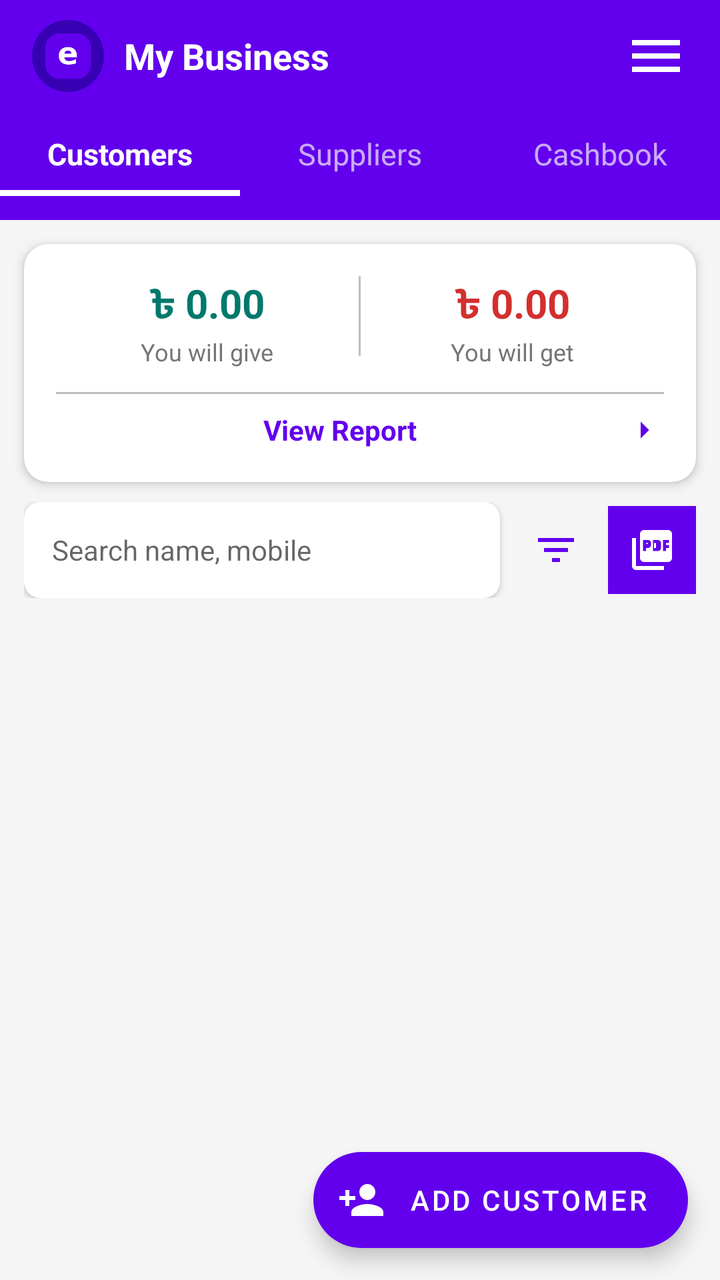
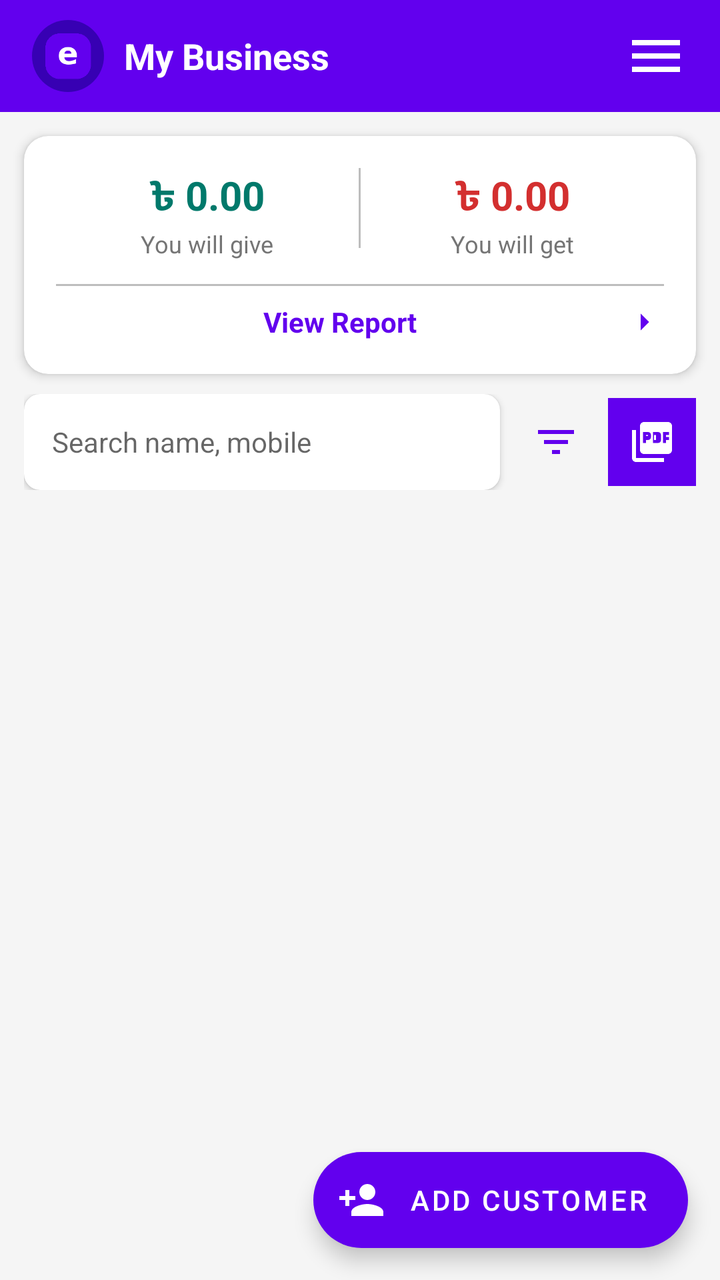

The first picture is an Android layout as it rendered before a commit; the second is the same layout after the commit. The layout source and the unified diff follow.
<!-- AndroidManifest.xml: application theme Theme.MyEKhata -->
<!-- res/layout/fragment_customers.xml -->
<?xml version="1.0" encoding="utf-8"?>
<androidx.coordinatorlayout.widget.CoordinatorLayout
    xmlns:android="http://schemas.android.com/apk/res/android"
    xmlns:app="http://schemas.android.com/apk/res-auto"
    android:layout_width="match_parent"
    android:layout_height="match_parent"
    android:background="@color/background">

    
    <com.google.android.material.appbar.AppBarLayout
        android:id="@+id/appbar"
        android:layout_width="match_parent"
        android:layout_height="wrap_content"
        android:background="@color/primary"
        app:elevation="0dp">

        <LinearLayout
            android:layout_width="match_parent"
            android:layout_height="wrap_content"
            android:orientation="vertical"
            android:paddingBottom="12dp">

            
            <LinearLayout
                android:layout_width="match_parent"
                android:layout_height="56dp"
                android:orientation="horizontal"
                android:gravity="center_vertical"
                android:paddingStart="16dp"
                android:paddingEnd="16dp">

                <ImageView
                    android:layout_width="36dp"
                    android:layout_height="36dp"
                    android:src="@mipmap/ic_launcher"
                    android:background="@drawable/circle_bg_dark"
                    android:padding="4dp" />

                <TextView
                    android:id="@+id/tv_business_name"
                    android:layout_width="0dp"
                    android:layout_height="wrap_content"
                    android:layout_weight="1"
                    android:text="My Business"
                    android:textColor="@color/white"
                    android:textSize="18sp"
                    android:textStyle="bold"
                    android:paddingStart="10dp" />

                <ImageView
                    android:layout_width="32dp"
                    android:layout_height="32dp"
                    android:src="@drawable/ic_menu"
                    android:tint="@color/white" />
            </LinearLayout>

            
            <LinearLayout
                android:layout_width="match_parent"
                android:layout_height="42dp"
                android:orientation="horizontal">

                <TextView
                    android:layout_width="0dp"
                    android:layout_height="match_parent"
                    android:layout_weight="1"
                    android:text="@string/customers"
                    android:textColor="@color/white"
                    android:textSize="15sp"
                    android:textStyle="bold"
                    android:gravity="center"
                    android:background="@drawable/tab_selected_indicator" />

                <TextView
                    android:layout_width="0dp"
                    android:layout_height="match_parent"
                    android:layout_weight="1"
                    android:text="@string/suppliers"
                    android:textColor="#AAFFFFFF"
                    android:textSize="15sp"
                    android:gravity="center" />

                <TextView
                    android:layout_width="0dp"
                    android:layout_height="match_parent"
                    android:layout_weight="1"
                    android:text="@string/cashbook"
                    android:textColor="#AAFFFFFF"
                    android:textSize="15sp"
                    android:gravity="center" />
            </LinearLayout>

        </LinearLayout>
    </com.google.android.material.appbar.AppBarLayout>

    
    <androidx.core.widget.NestedScrollView
        android:layout_width="match_parent"
        android:layout_height="match_parent"
        app:layout_behavior="@string/appbar_scrolling_view_behavior">

        <LinearLayout
            android:layout_width="match_parent"
            android:layout_height="wrap_content"
            android:orientation="vertical">

            
            <androidx.cardview.widget.CardView
                android:layout_width="match_parent"
                android:layout_height="wrap_content"
                android:layout_marginStart="12dp"
                android:layout_marginEnd="12dp"
                android:layout_marginTop="12dp"
                app:cardCornerRadius="12dp"
                app:cardElevation="3dp">

                <LinearLayout
                    android:layout_width="match_parent"
                    android:layout_height="wrap_content"
                    android:orientation="vertical"
                    android:padding="16dp">

                    <LinearLayout
                        android:layout_width="match_parent"
                        android:layout_height="wrap_content"
                        android:orientation="horizontal">

                        <LinearLayout
                            android:layout_width="0dp"
                            android:layout_height="wrap_content"
                            android:layout_weight="1"
                            android:orientation="vertical"
                            android:gravity="center">

                            <TextView
                                android:id="@+id/tv_will_give"
                                android:layout_width="wrap_content"
                                android:layout_height="wrap_content"
                                android:text="৳ 0.00"
                                android:textColor="@color/green_settled"
                                android:textSize="20sp"
                                android:textStyle="bold" />

                            <TextView
                                android:layout_width="wrap_content"
                                android:layout_height="wrap_content"
                                android:text="You will give"
                                android:textColor="@color/text_secondary"
                                android:textSize="12sp" />
                        </LinearLayout>

                        <View
                            android:layout_width="1dp"
                            android:layout_height="40dp"
                            android:background="@color/divider" />

                        <LinearLayout
                            android:layout_width="0dp"
                            android:layout_height="wrap_content"
                            android:layout_weight="1"
                            android:orientation="vertical"
                            android:gravity="center">

                            <TextView
                                android:id="@+id/tv_will_get"
                                android:layout_width="wrap_content"
                                android:layout_height="wrap_content"
                                android:text="৳ 0.00"
                                android:textColor="@color/red_due"
                                android:textSize="20sp"
                                android:textStyle="bold" />

                            <TextView
                                android:layout_width="wrap_content"
                                android:layout_height="wrap_content"
                                android:text="You will get"
                                android:textColor="@color/text_secondary"
                                android:textSize="12sp" />
                        </LinearLayout>
                    </LinearLayout>

                    <View
                        android:layout_width="match_parent"
                        android:layout_height="1dp"
                        android:background="@color/divider"
                        android:layout_marginTop="12dp"
                        android:layout_marginBottom="8dp" />

                    <LinearLayout
                        android:layout_width="match_parent"
                        android:layout_height="wrap_content"
                        android:orientation="horizontal"
                        android:gravity="center_vertical">

                        <TextView
                            android:id="@+id/tv_view_report"
                            android:layout_width="0dp"
                            android:layout_height="wrap_content"
                            android:layout_weight="1"
                            android:text="View Report"
                            android:textColor="@color/primary"
                            android:textSize="14sp"
                            android:textStyle="bold"
                            android:gravity="center" />

                        <ImageView
                            android:layout_width="20dp"
                            android:layout_height="20dp"
                            android:src="@drawable/ic_arrow_right"
                            app:tint="@color/primary" />
                    </LinearLayout>
                </LinearLayout>
            </androidx.cardview.widget.CardView>

            
            <LinearLayout
                android:layout_width="match_parent"
                android:layout_height="wrap_content"
                android:orientation="horizontal"
                android:layout_marginStart="12dp"
                android:layout_marginEnd="12dp"
                android:layout_marginTop="10dp"
                android:gravity="center_vertical">

                <androidx.cardview.widget.CardView
                    android:layout_width="0dp"
                    android:layout_height="48dp"
                    android:layout_weight="1"
                    app:cardCornerRadius="8dp"
                    app:cardElevation="2dp">

                    <EditText
                        android:id="@+id/et_search"
                        android:layout_width="match_parent"
                        android:layout_height="match_parent"
                        android:hint="@string/search_hint"
                        android:background="@null"
                        android:paddingStart="14dp"
                        android:paddingEnd="14dp"
                        android:textSize="14sp"
                        android:inputType="text"
                        android:imeOptions="actionSearch"
                        android:singleLine="true" />
                </androidx.cardview.widget.CardView>

                <ImageView
                    android:layout_width="44dp"
                    android:layout_height="44dp"
                    android:src="@drawable/ic_filter"
                    android:padding="10dp"
                    android:layout_marginStart="6dp"
                    app:tint="@color/primary" />

                <ImageView
                    android:layout_width="44dp"
                    android:layout_height="44dp"
                    android:src="@drawable/ic_pdf"
                    android:padding="10dp"
                    android:background="@color/primary"
                    android:layout_marginStart="4dp"
                    app:tint="@color/white" />
            </LinearLayout>

            
            <TextView
                android:id="@+id/tv_empty"
                android:layout_width="match_parent"
                android:layout_height="wrap_content"
                android:text="@string/no_entries"
                android:gravity="center"
                android:textColor="@color/text_secondary"
                android:textSize="14sp"
                android:padding="40dp"
                android:visibility="gone" />

            <androidx.recyclerview.widget.RecyclerView
                android:id="@+id/recycler_view"
                android:layout_width="match_parent"
                android:layout_height="wrap_content"
                android:padding="12dp"
                android:clipToPadding="false"
                android:nestedScrollingEnabled="false" />

        </LinearLayout>
    </androidx.core.widget.NestedScrollView>

    
    <com.google.android.material.floatingactionbutton.ExtendedFloatingActionButton
        android:id="@+id/fab_add_customer"
        android:layout_width="wrap_content"
        android:layout_height="wrap_content"
        android:layout_gravity="bottom|end"
        android:layout_margin="16dp"
        android:text="Add Customer"
        app:icon="@drawable/ic_add_person"
        android:textColor="@color/white"
        app:iconTint="@color/white"
        app:backgroundTint="@color/primary" />

</androidx.coordinatorlayout.widget.CoordinatorLayout>
<!-- resources referenced by this layout -->
<resources>
  <color name="background">#F5F5F5</color>
  <color name="divider">#BDBDBD</color>
  <color name="green_settled">#00796B</color>
  <color name="primary">#6200EE</color>
  <color name="red_due">#D32F2F</color>
  <color name="text_secondary">#757575</color>
  <color name="white">#FFFFFF</color>
  <!-- drawable circle_bg_dark (drawable) -->
  <?xml version="1.0" encoding="utf-8"?>
  <shape xmlns:android="http://schemas.android.com/apk/res/android"
      android:shape="oval">
      <solid android:color="#3700B3" />
  </shape>
  <!-- drawable ic_add_person (drawable) -->
  <vector xmlns:android="http://schemas.android.com/apk/res/android" android:width="24dp" android:height="24dp" android:viewportWidth="24" android:viewportHeight="24">
      <path android:fillColor="#FF000000" android:pathData="M15,12c2.21,0 4,-1.79 4,-4s-1.79,-4 -4,-4c-2.21,0 -4,1.79 -4,4s1.79,4 4,4zM6,10L6,7L4,7v3L1,10v2h3v3h2v-3h3v-2L6,10zM15,14c-2.67,0 -8,1.34 -8,4v2h16v-2c0,-2.66 -5.33,-4 -8,-4z"/>
  </vector>
  <!-- drawable ic_arrow_right (drawable) -->
  <vector xmlns:android="http://schemas.android.com/apk/res/android" android:width="24dp" android:height="24dp" android:viewportWidth="24" android:viewportHeight="24">
      <path android:fillColor="#FF000000" android:pathData="M10,17l5,-5 -5,-5v10z"/>
  </vector>
  <!-- drawable ic_filter (drawable) -->
  <vector xmlns:android="http://schemas.android.com/apk/res/android" android:width="24dp" android:height="24dp" android:viewportWidth="24" android:viewportHeight="24">
      <path android:fillColor="#FF000000" android:pathData="M10,18h4v-2h-4v2zM3,6v2h18V6H3zM6,13h12v-2H6v2z"/>
  </vector>
  <!-- drawable ic_menu (drawable) -->
  <vector xmlns:android="http://schemas.android.com/apk/res/android" android:width="24dp" android:height="24dp" android:viewportWidth="24" android:viewportHeight="24">
      <path android:fillColor="#FF000000" android:pathData="M3,18h18v-2H3v2zm0,-5h18v-2H3v2zm0,-7v2h18V6H3z"/>
  </vector>
  <!-- drawable ic_pdf (drawable) -->
  <vector xmlns:android="http://schemas.android.com/apk/res/android" android:width="24dp" android:height="24dp" android:viewportWidth="24" android:viewportHeight="24">
      <path android:fillColor="#FF000000" android:pathData="M20,2H8C6.9,2 6,2.9 6,4v12c0,1.1 0.9,2 2,2h12c1.1,0 2,-0.9 2,-2V4C22,2.9 21.1,2 20,2zM11.5,9.5c0,0.83 -0.67,1.5 -1.5,1.5H9v1.5H7.5V7H10c0.83,0 1.5,0.67 1.5,1.5V9.5zM16.5,11c0,0.83 -0.67,1.5 -1.5,1.5h-2.5V7H15c0.83,0 1.5,0.67 1.5,1.5V11zM20.5,8.5H19V9.5h1.5V11H19v1.5h-1.5V7h3V8.5zM9,9h1V8.5H9V9zM4,6H2v14c0,1.1 0.9,2 2,2h14v-2H4V6zM13,11h1V8.5h-1V11z"/>
  </vector>
  <!-- drawable tab_selected_indicator (drawable) -->
  <?xml version="1.0" encoding="utf-8"?>
  <layer-list xmlns:android="http://schemas.android.com/apk/res/android">
      <item android:gravity="bottom">
          <shape android:shape="rectangle">
              <solid android:color="@color/white" />
              <size android:height="3dp" />
          </shape>
      </item>
  </layer-list>
  <!-- mipmap ic_launcher: png bitmap (mipmap-hdpi, 1051 bytes) -->
  <string name="cashbook">Cashbook</string>
  <string name="customers">Customers</string>
  <string name="no_entries">No entries yet.\nTap + to add one.</string>
  <string name="search_hint">Search name, mobile</string>
  <string name="suppliers">Suppliers</string>
  <style name="Theme.MyEKhata" parent="Theme.MaterialComponents.DayNight.NoActionBar">
          <item name="colorPrimary">@color/primary</item>
          <item name="colorPrimaryVariant">@color/primary_dark</item>
          <item name="colorOnPrimary">@color/white</item>
          <item name="colorSecondary">@color/accent</item>
          <item name="colorSurface">@color/surface</item>
          <item name="android:colorBackground">@color/background</item>
          <item name="android:statusBarColor">@color/primary_dark</item>
      </style>
  <color name="primary_dark">#3700B3</color>
  <color name="accent">#03DAC5</color>
  <color name="surface">#FFFFFF</color>
</resources>

<!-- the commit's change to res/layout/fragment_customers.xml (unified diff, before → after) -->
@@ -6,7 +6,6 @@
     android:layout_height="match_parent"
     android:background="@color/background">
 
-    
     <com.google.android.material.appbar.AppBarLayout
         android:id="@+id/appbar"
         android:layout_width="match_parent"
@@ -14,86 +13,42 @@
         android:background="@color/primary"
         app:elevation="0dp">
 
+        
         <LinearLayout
             android:layout_width="match_parent"
-            android:layout_height="wrap_content"
-            android:orientation="vertical"
-            android:paddingBottom="12dp">
+            android:layout_height="56dp"
+            android:orientation="horizontal"
+            android:gravity="center_vertical"
+            android:paddingStart="16dp"
+            android:paddingEnd="16dp">
 
-            
-            <LinearLayout
-                android:layout_width="match_parent"
-                android:layout_height="56dp"
-                android:orientation="horizontal"
-                android:gravity="center_vertical"
-                android:paddingStart="16dp"
-                android:paddingEnd="16dp">
+            <ImageView
+                android:layout_width="36dp"
+                android:layout_height="36dp"
+                android:src="@mipmap/ic_launcher"
+                android:background="@drawable/circle_bg_dark"
+                android:padding="4dp" />
 
-                <ImageView
-                    android:layout_width="36dp"
-                    android:layout_height="36dp"
-                    android:src="@mipmap/ic_launcher"
-                    android:background="@drawable/circle_bg_dark"
-                    android:padding="4dp" />
+            <TextView
+                android:id="@+id/tv_business_name"
+                android:layout_width="0dp"
+                android:layout_height="wrap_content"
+                android:layout_weight="1"
+                android:text="My Business"
+                android:textColor="@color/white"
+                android:textSize="18sp"
+                android:textStyle="bold"
+                android:paddingStart="10dp" />
 
-                <TextView
-                    android:id="@+id/tv_business_name"
-                    android:layout_width="0dp"
-                    android:layout_height="wrap_content"
-                    android:layout_weight="1"
-                    android:text="My Business"
-                    android:textColor="@color/white"
-                    android:textSize="18sp"
-                    android:textStyle="bold"
-                    android:paddingStart="10dp" />
+            <ImageView
+                android:layout_width="32dp"
+                android:layout_height="32dp"
+                android:src="@drawable/ic_menu"
+                android:tint="@color/white" />
+        </LinearLayout>
 
-                <ImageView
-                    android:layout_width="32dp"
-                    android:layout_height="32dp"
-                    android:src="@drawable/ic_menu"
-                    android:tint="@color/white" />
-            </LinearLayout>
-
-            
-            <LinearLayout
-                android:layout_width="match_parent"
-                android:layout_height="42dp"
-                android:orientation="horizontal">
-
-                <TextView
-                    android:layout_width="0dp"
-                    android:layout_height="match_parent"
-                    android:layout_weight="1"
-                    android:text="@string/customers"
-                    android:textColor="@color/white"
-                    android:textSize="15sp"
-                    android:textStyle="bold"
-                    android:gravity="center"
-                    android:background="@drawable/tab_selected_indicator" />
-
-                <TextView
-                    android:layout_width="0dp"
-                    android:layout_height="match_parent"
-                    android:layout_weight="1"
-                    android:text="@string/suppliers"
-                    android:textColor="#AAFFFFFF"
-                    android:textSize="15sp"
-                    android:gravity="center" />
-
-                <TextView
-                    android:layout_width="0dp"
-                    android:layout_height="match_parent"
-                    android:layout_weight="1"
-                    android:text="@string/cashbook"
-                    android:textColor="#AAFFFFFF"
-                    android:textSize="15sp"
-                    android:gravity="center" />
-            </LinearLayout>
-
-        </LinearLayout>
     </com.google.android.material.appbar.AppBarLayout>
 
-    
     <androidx.core.widget.NestedScrollView
         android:layout_width="match_parent"
         android:layout_height="match_parent"
@@ -125,176 +80,85 @@
                         android:layout_height="wrap_content"
                         android:orientation="horizontal">
 
-                        <LinearLayout
-                            android:layout_width="0dp"
-                            android:layout_height="wrap_content"
-                            android:layout_weight="1"
-                            android:orientation="vertical"
-                            android:gravity="center">
-
-                            <TextView
-                                android:id="@+id/tv_will_give"
-                                android:layout_width="wrap_content"
-                                android:layout_height="wrap_content"
-                                android:text="৳ 0.00"
-                                android:textColor="@color/green_settled"
-                                android:textSize="20sp"
-                                android:textStyle="bold" />
-
-                            <TextView
-                                android:layout_width="wrap_content"
-                                android:layout_height="wrap_content"
-                                android:text="You will give"
-                                android:textColor="@color/text_secondary"
-                                android:textSize="12sp" />
+                        <LinearLayout android:layout_width="0dp" android:layout_height="wrap_content"
+                            android:layout_weight="1" android:orientation="vertical" android:gravity="center">
+                            <TextView android:id="@+id/tv_will_give"
+                                android:layout_width="wrap_content" android:layout_height="wrap_content"
+                                android:text="৳ 0.00" android:textColor="@color/green_settled"
+                                android:textSize="20sp" android:textStyle="bold" />
+                            <TextView android:layout_width="wrap_content" android:layout_height="wrap_content"
+                                android:text="You will give" android:textColor="@color/text_secondary" android:textSize="12sp" />
                         </LinearLayout>
 
-                        <View
-                            android:layout_width="1dp"
-                            android:layout_height="40dp"
-                            android:background="@color/divider" />
+                        <View android:layout_width="1dp" android:layout_height="40dp" android:background="@color/divider" />
 
-                        <LinearLayout
-                            android:layout_width="0dp"
-                            android:layout_height="wrap_content"
-                            android:layout_weight="1"
-                            android:orientation="vertical"
-                            android:gravity="center">
-
-                            <TextView
-                                android:id="@+id/tv_will_get"
-                                android:layout_width="wrap_content"
-                                android:layout_height="wrap_content"
-                                android:text="৳ 0.00"
-                                android:textColor="@color/red_due"
-                                android:textSize="20sp"
-                                android:textStyle="bold" />
-
-                            <TextView
-                                android:layout_width="wrap_content"
-                                android:layout_height="wrap_content"
-                                android:text="You will get"
-                                android:textColor="@color/text_secondary"
-                                android:textSize="12sp" />
+                        <LinearLayout android:layout_width="0dp" android:layout_height="wrap_content"
+                            android:layout_weight="1" android:orientation="vertical" android:gravity="center">
+                            <TextView android:id="@+id/tv_will_get"
+                                android:layout_width="wrap_content" android:layout_height="wrap_content"
+                                android:text="৳ 0.00" android:textColor="@color/red_due"
+                                android:textSize="20sp" android:textStyle="bold" />
+                            <TextView android:layout_width="wrap_content" android:layout_height="wrap_content"
+                                android:text="You will get" android:textColor="@color/text_secondary" android:textSize="12sp" />
                         </LinearLayout>
                     </LinearLayout>
 
-                    <View
-                        android:layout_width="match_parent"
-                        android:layout_height="1dp"
-                        android:background="@color/divider"
-                        android:layout_marginTop="12dp"
-                        android:layout_marginBottom="8dp" />
+                    <View android:layout_width="match_parent" android:layout_height="1dp"
+                        android:background="@color/divider" android:layout_marginTop="12dp" android:layout_marginBottom="8dp"/>
 
-                    <LinearLayout
-                        android:layout_width="match_parent"
-                        android:layout_height="wrap_content"
-                        android:orientation="horizontal"
-                        android:gravity="center_vertical">
-
-                        <TextView
-                            android:id="@+id/tv_view_report"
-                            android:layout_width="0dp"
-                            android:layout_height="wrap_content"
-                            android:layout_weight="1"
-                            android:text="View Report"
-                            android:textColor="@color/primary"
-                            android:textSize="14sp"
-                            android:textStyle="bold"
-                            android:gravity="center" />
-
-                        <ImageView
-                            android:layout_width="20dp"
-                            android:layout_height="20dp"
-                            android:src="@drawable/ic_arrow_right"
-                            app:tint="@color/primary" />
+                    <LinearLayout android:layout_width="match_parent" android:layout_height="wrap_content"
+                        android:orientation="horizontal" android:gravity="center_vertical">
+                        <TextView android:id="@+id/tv_view_report"
+                            android:layout_width="0dp" android:layout_height="wrap_content" android:layout_weight="1"
+                            android:text="View Report" android:textColor="@color/primary"
+                            android:textSize="14sp" android:textStyle="bold" android:gravity="center" />
+                        <ImageView android:layout_width="20dp" android:layout_height="20dp"
+                            android:src="@drawable/ic_arrow_right" app:tint="@color/primary" />
                     </LinearLayout>
                 </LinearLayout>
             </androidx.cardview.widget.CardView>
 
             
-            <LinearLayout
-                android:layout_width="match_parent"
-                android:layout_height="wrap_content"
-                android:orientation="horizontal"
-                android:layout_marginStart="12dp"
-                android:layout_marginEnd="12dp"
-                android:layout_marginTop="10dp"
-                android:gravity="center_vertical">
+            <LinearLayout android:layout_width="match_parent" android:layout_height="wrap_content"
+                android:orientation="horizontal" android:layout_marginStart="12dp"
+                android:layout_marginEnd="12dp" android:layout_marginTop="10dp" android:gravity="center_vertical">
 
-                <androidx.cardview.widget.CardView
-                    android:layout_width="0dp"
-                    android:layout_height="48dp"
-                    android:layout_weight="1"
-                    app:cardCornerRadius="8dp"
-                    app:cardElevation="2dp">
-
-                    <EditText
-                        android:id="@+id/et_search"
-                        android:layout_width="match_parent"
-                        android:layout_height="match_parent"
-                        android:hint="@string/search_hint"
-                        android:background="@null"
-                        android:paddingStart="14dp"
-                        android:paddingEnd="14dp"
-                        android:textSize="14sp"
-                        android:inputType="text"
-                        android:imeOptions="actionSearch"
-                        android:singleLine="true" />
+                <androidx.cardview.widget.CardView android:layout_width="0dp" android:layout_height="48dp"
+                    android:layout_weight="1" app:cardCornerRadius="8dp" app:cardElevation="2dp">
+                    <EditText android:id="@+id/et_search" android:layout_width="match_parent"
+                        android:layout_height="match_parent" android:hint="Search name, mobile"
+                        android:background="@null" android:paddingStart="14dp" android:paddingEnd="14dp"
+                        android:textSize="14sp" android:singleLine="true" />
                 </androidx.cardview.widget.CardView>
 
-                <ImageView
-                    android:layout_width="44dp"
-                    android:layout_height="44dp"
-                    android:src="@drawable/ic_filter"
-                    android:padding="10dp"
-                    android:layout_marginStart="6dp"
-                    app:tint="@color/primary" />
+                <ImageView android:layout_width="44dp" android:layout_height="44dp"
+                    android:src="@drawable/ic_filter" android:padding="10dp"
+                    android:layout_marginStart="6dp" app:tint="@color/primary" />
 
-                <ImageView
-                    android:layout_width="44dp"
-                    android:layout_height="44dp"
-                    android:src="@drawable/ic_pdf"
-                    android:padding="10dp"
-                    android:background="@color/primary"
-                    android:layout_marginStart="4dp"
-                    app:tint="@color/white" />
+                <ImageView android:layout_width="44dp" android:layout_height="44dp"
+                    android:src="@drawable/ic_pdf" android:padding="10dp"
+                    android:background="@color/primary" android:layout_marginStart="4dp" app:tint="@color/white" />
             </LinearLayout>
 
-            
-            <TextView
-                android:id="@+id/tv_empty"
-                android:layout_width="match_parent"
-                android:layout_height="wrap_content"
-                android:text="@string/no_entries"
-                android:gravity="center"
-                android:textColor="@color/text_secondary"
-                android:textSize="14sp"
-                android:padding="40dp"
-                android:visibility="gone" />
+            <TextView android:id="@+id/tv_empty" android:layout_width="match_parent"
+                android:layout_height="wrap_content" android:text="No customers yet.\nTap + to add one."
+                android:gravity="center" android:textColor="@color/text_secondary"
+                android:textSize="14sp" android:padding="40dp" android:visibility="gone" />
 
-            <androidx.recyclerview.widget.RecyclerView
-                android:id="@+id/recycler_view"
-                android:layout_width="match_parent"
-                android:layout_height="wrap_content"
-                android:padding="12dp"
-                android:clipToPadding="false"
-                android:nestedScrollingEnabled="false" />
+            <androidx.recyclerview.widget.RecyclerView android:id="@+id/recycler_view"
+                android:layout_width="match_parent" android:layout_height="wrap_content"
+                android:padding="12dp" android:paddingBottom="80dp"
+                android:clipToPadding="false" android:nestedScrollingEnabled="false" />
 
         </LinearLayout>
     </androidx.core.widget.NestedScrollView>
 
-    
     <com.google.android.material.floatingactionbutton.ExtendedFloatingActionButton
         android:id="@+id/fab_add_customer"
-        android:layout_width="wrap_content"
-        android:layout_height="wrap_content"
-        android:layout_gravity="bottom|end"
-        android:layout_margin="16dp"
-        android:text="Add Customer"
-        app:icon="@drawable/ic_add_person"
-        android:textColor="@color/white"
-        app:iconTint="@color/white"
+        android:layout_width="wrap_content" android:layout_height="wrap_content"
+        android:layout_gravity="bottom|end" android:layout_margin="16dp"
+        android:text="Add Customer" app:icon="@drawable/ic_add_person"
+        android:textColor="@color/white" app:iconTint="@color/white"
         app:backgroundTint="@color/primary" />
 
 </androidx.coordinatorlayout.widget.CoordinatorLayout>
<!-- resource entries referenced after the edit -->
@@ -33,22 +33,7 @@
   <vector xmlns:android="http://schemas.android.com/apk/res/android" android:width="24dp" android:height="24dp" android:viewportWidth="24" android:viewportHeight="24">
       <path android:fillColor="#FF000000" android:pathData="M20,2H8C6.9,2 6,2.9 6,4v12c0,1.1 0.9,2 2,2h12c1.1,0 2,-0.9 2,-2V4C22,2.9 21.1,2 20,2zM11.5,9.5c0,0.83 -0.67,1.5 -1.5,1.5H9v1.5H7.5V7H10c0.83,0 1.5,0.67 1.5,1.5V9.5zM16.5,11c0,0.83 -0.67,1.5 -1.5,1.5h-2.5V7H15c0.83,0 1.5,0.67 1.5,1.5V11zM20.5,8.5H19V9.5h1.5V11H19v1.5h-1.5V7h3V8.5zM9,9h1V8.5H9V9zM4,6H2v14c0,1.1 0.9,2 2,2h14v-2H4V6zM13,11h1V8.5h-1V11z"/>
   </vector>
-  <!-- drawable tab_selected_indicator (drawable) -->
-  <?xml version="1.0" encoding="utf-8"?>
-  <layer-list xmlns:android="http://schemas.android.com/apk/res/android">
-      <item android:gravity="bottom">
-          <shape android:shape="rectangle">
-              <solid android:color="@color/white" />
-              <size android:height="3dp" />
-          </shape>
-      </item>
-  </layer-list>
   <!-- mipmap ic_launcher: png bitmap (mipmap-hdpi, 1051 bytes) -->
-  <string name="cashbook">Cashbook</string>
-  <string name="customers">Customers</string>
-  <string name="no_entries">No entries yet.\nTap + to add one.</string>
-  <string name="search_hint">Search name, mobile</string>
-  <string name="suppliers">Suppliers</string>
   <style name="Theme.MyEKhata" parent="Theme.MaterialComponents.DayNight.NoActionBar">
           <item name="colorPrimary">@color/primary</item>
           <item name="colorPrimaryVariant">@color/primary_dark</item>
